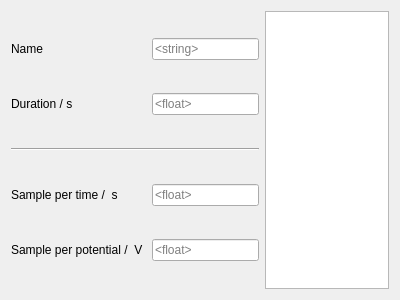
Before: the Qt Designer form UIFiles/qt_OCV.ui in ChristopherYJS/ElectrochemicalOuija, drawn with Qt 5.
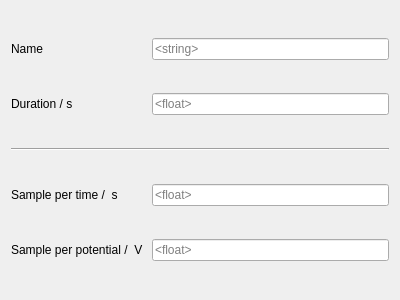
After: the same form once the commit is applied.

Diff of the .ui file:
```diff
--- a/UIFiles/qt_OCV.ui
+++ b/UIFiles/qt_OCV.ui
@@ -13,7 +13,7 @@
   <property name="windowTitle">
    <string>Form</string>
   </property>
-  <layout class="QHBoxLayout" name="horizontalLayout" stretch="2,1">
+  <layout class="QHBoxLayout" name="horizontalLayout" stretch="2">
    <item>
     <layout class="QGridLayout" name="gridLayout">
      <item row="2" column="0" colspan="2">
@@ -81,9 +81,6 @@
      </item>
     </layout>
    </item>
-   <item>
-    <widget class="QPlainTextEdit" name="plainTextEdit"/>
-   </item>
   </layout>
  </widget>
  <resources/>
```
